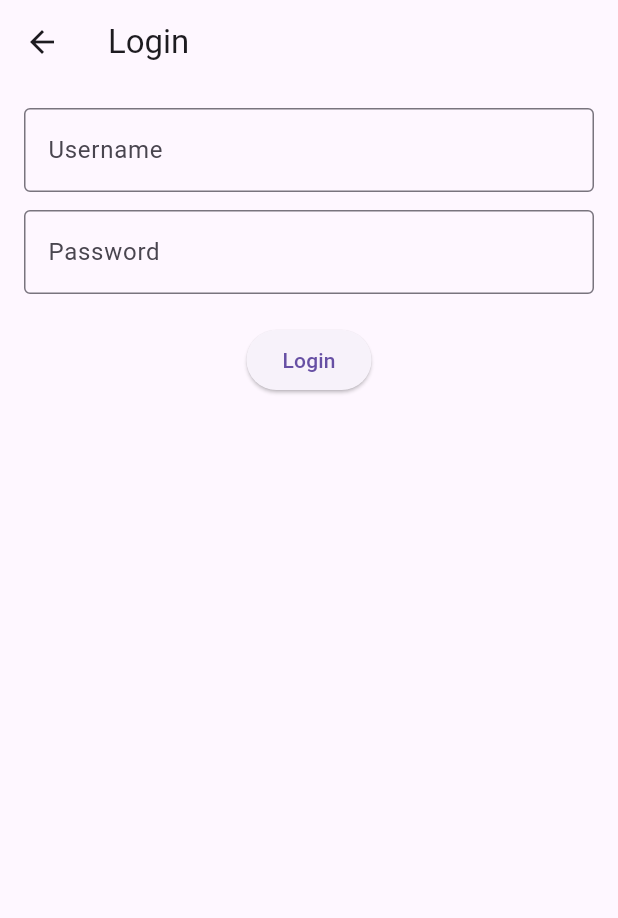
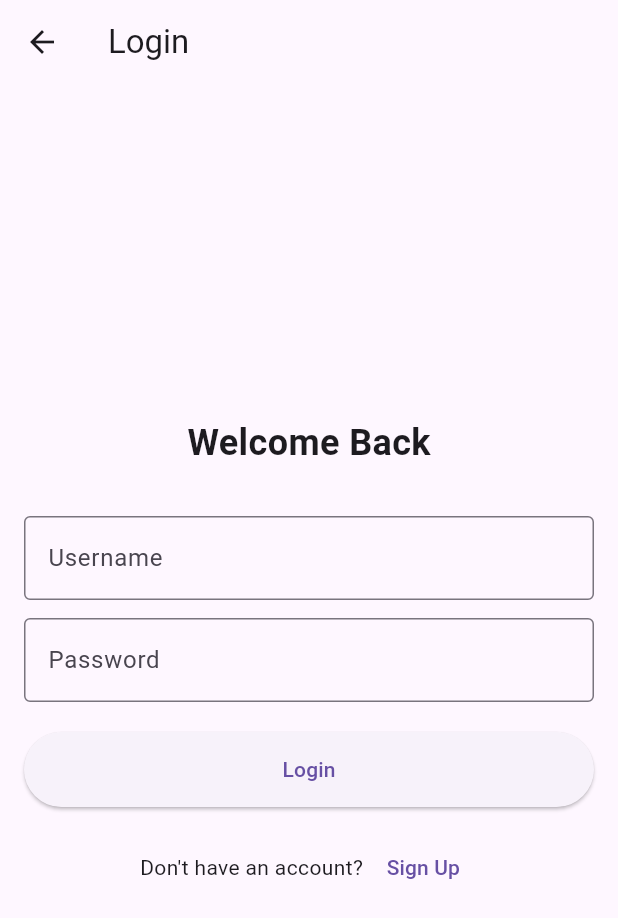
Before and after one commit to Mehbinamal/BLOG-APPLICATION, a Flutter app: the screen it shows after launch, on a phone screen of 412 x 824 dp. Shown: the top 918 px of the screen. Run offline on Flutter 3.47's test engine with Material 3 defaults, Android fonts, the phone set to English and light mode, and no system bars; our stand-ins replace shared_preferences.

Commit message:
Implement user signup functionality and enhance login screen UI

```diff
--- a/frontend/lib/routes.dart
+++ b/frontend/lib/routes.dart
@@ -1,8 +1,10 @@
 import 'package:flutter/material.dart';
 import 'screens/login_screen.dart';
+import 'screens/signup_screen.dart';
 import 'screens/home_screen.dart';
 
 final Map<String, WidgetBuilder> routes = {
   '/': (context) => const HomeScreen(),
   '/login': (context) => const LoginScreen(),
+  '/signup': (context) => const SignupScreen(),
 };
--- a/frontend/lib/screens/login_screen.dart
+++ b/frontend/lib/screens/login_screen.dart
@@ -44,7 +44,16 @@ class _LoginScreenState extends State<LoginScreen> {
       body: Padding(
         padding: const EdgeInsets.all(16.0),
         child: Column(
+          mainAxisAlignment: MainAxisAlignment.center,
           children: [
+            const Text(
+              'Welcome Back',
+              style: TextStyle(
+                fontSize: 24,
+                fontWeight: FontWeight.bold,
+              ),
+            ),
+            const SizedBox(height: 32),
             CustomTextField(controller: _usernameController, label: 'Username'),
             const SizedBox(height: 12),
             CustomTextField(
@@ -57,8 +66,22 @@ class _LoginScreenState extends State<LoginScreen> {
                 ? const CircularProgressIndicator()
                 : ElevatedButton(
                     onPressed: _login,
+                    style: ElevatedButton.styleFrom(
+                      minimumSize: const Size(double.infinity, 50),
+                    ),
                     child: const Text('Login'),
                   ),
+            const SizedBox(height: 16),
+            Row(
+              mainAxisAlignment: MainAxisAlignment.center,
+              children: [
+                const Text('Don\'t have an account? '),
+                TextButton(
+                  onPressed: () => Navigator.pushReplacementNamed(context, '/signup'),
+                  child: const Text('Sign Up'),
+                ),
+              ],
+            ),
           ],
         ),
       ),
```
Also changed, not shown: frontend/lib/screens/signup_screen.dart (added, +118 -0 lines), frontend/lib/services/api_service.dart (+14 -0 lines), 3 other files.
